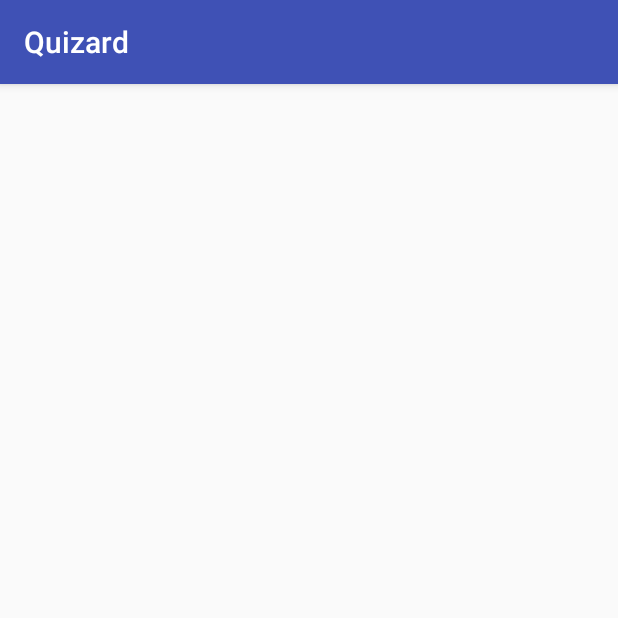
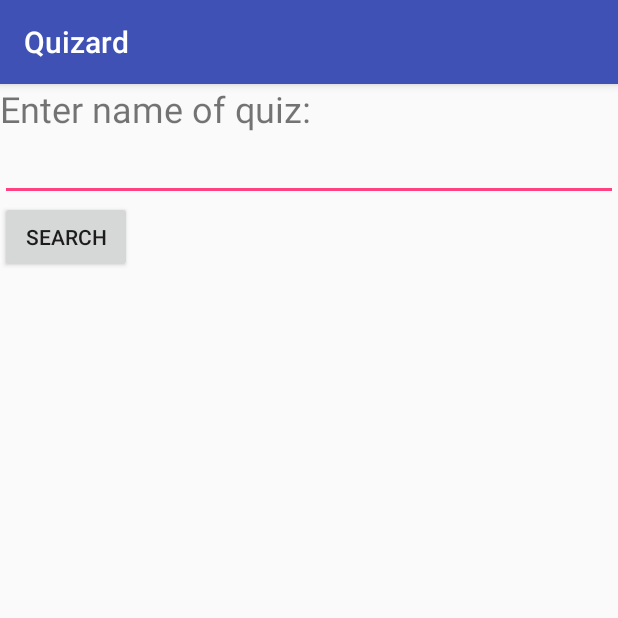
Before and after one commit to Darrennchan8/quizard, an Android app: the FindQuizActivity screen opened directly, with no data from a screen before it, on a phone screen of 412 x 824 dp, the top half of it. Run offline under Robolectric (Android 15) with nearby library versions, the phone set to English and light mode, and no system bars; our stand-ins replace Firebase (no records; nobody signed in at launch, a user with empty details on screens opened directly).

Commit message:
FindQuizActivity and layout mostly complete, minus button functionality

```diff
--- a/app/src/main/java/cmsc355/groupF/quizard/FindQuizActivity.java
+++ b/app/src/main/java/cmsc355/groupF/quizard/FindQuizActivity.java
@@ -1,10 +1,18 @@
 package cmsc355.groupF.quizard;
 
+import android.content.Intent;
 import android.support.v7.app.AppCompatActivity;
 import android.os.Bundle;
+import android.view.View;
+import android.widget.ArrayAdapter;
+import android.widget.AutoCompleteTextView;
+import android.widget.Button;
+import android.widget.Toast;
 
 import com.google.firebase.database.DatabaseError;
 
+import java.util.ArrayList;
+import java.util.Arrays;
 import java.util.List;
 
 import cmsc355.groupF.quizard.quiz.Quiz;
@@ -16,22 +24,55 @@ import cmsc355.groupF.quizard.quiz.QuizUtils;
 //3. button
 // firebase
 
+/*
+TO FIX:
+-- make button do something
+   -- go to next page if valid quiz
+   -- (for invalid quiz name) display error message OR be disabled until valid quiz is entered
+-- no new line in text box
+ */
+
+
 public class FindQuizActivity extends AppCompatActivity {
+
+    ArrayAdapter<String> adapter;
+    AutoCompleteTextView textView;
+    ArrayList<String> QUIZZES = new ArrayList<String>();
+    Button searchQuizBtn;
 
     @Override
     protected void onCreate(Bundle savedInstanceState) {
         super.onCreate(savedInstanceState);
         setContentView(R.layout.activity_find_quiz);
+        adapter = new ArrayAdapter<>(this, android.R.layout.simple_dropdown_item_1line, QUIZZES);
+        textView = findViewById(R.id.autoCompleteTextView);
+        textView.setAdapter(adapter);
+        textView.setThreshold(0);
+
+
         QuizUtils.getAllQuizzes(new QuizUtils.QuizQueryCallback() {
             @Override
             public void onLoad(List<Quiz> quizzes) {
-                int i = 0;
+                ArrayList<String> temp = new ArrayList<>(quizzes.size());
+                for(int i=0; i<quizzes.size(); i++) {
+                    temp.add(quizzes.get(i).getTitle());
+                }
+                QUIZZES.clear();
+                QUIZZES.addAll(temp);
+                adapter.notifyDataSetChanged();
             }
 
             @Override
             public void onError(DatabaseError err) {
-
             }
         });
     }
-}
+
+    public void onClickSearch(View view) {
+        //This is just to test the toast
+        //Will be changed later (see notes at top)
+        Toast.makeText(getApplicationContext(), "Quiz not found", Toast.LENGTH_SHORT).show();
+    }
+
+
+    }
--- a/app/src/main/res/layout/activity_find_quiz.xml
+++ b/app/src/main/res/layout/activity_find_quiz.xml
@@ -1,9 +1,30 @@
 <?xml version="1.0" encoding="utf-8"?>
-<android.support.constraint.ConstraintLayout xmlns:android="http://schemas.android.com/apk/res/android"
+<android.widget.LinearLayout xmlns:android="http://schemas.android.com/apk/res/android"
     xmlns:app="http://schemas.android.com/apk/res-auto"
     xmlns:tools="http://schemas.android.com/tools"
     android:layout_width="match_parent"
     android:layout_height="match_parent"
+    android:orientation="vertical"
     tools:context="cmsc355.groupF.quizard.FindQuizActivity">
 
-</android.support.constraint.ConstraintLayout>
+    <TextView
+        android:id="@+id/textView4"
+        android:layout_width="wrap_content"
+        android:layout_height="wrap_content"
+        android:text="@string/find_quiz_text_view"
+        android:textSize="24sp"
+        tools:layout_editor_absoluteX="46dp"
+        tools:layout_editor_absoluteY="48dp" />
+
+    <AutoCompleteTextView
+        android:id="@+id/autoCompleteTextView"
+        android:layout_width="match_parent"
+        android:layout_height="wrap_content" />
+
+    <Button
+        android:id="@+id/searchQuizBtn"
+        android:layout_width="wrap_content"
+        android:layout_height="wrap_content"
+        android:onClick="onClickSearch"
+        android:text="Search" />
+</android.widget.LinearLayout>
--- a/app/src/main/res/values/strings.xml
+++ b/app/src/main/res/values/strings.xml
@@ -36,4 +36,5 @@
     <string name="question_number">1</string>
     <string name="question_total">20</string>
     <string name="begin">Begin</string>
+    <string name="find_quiz_text_view">Enter name of quiz:</string>
 </resources>
```
